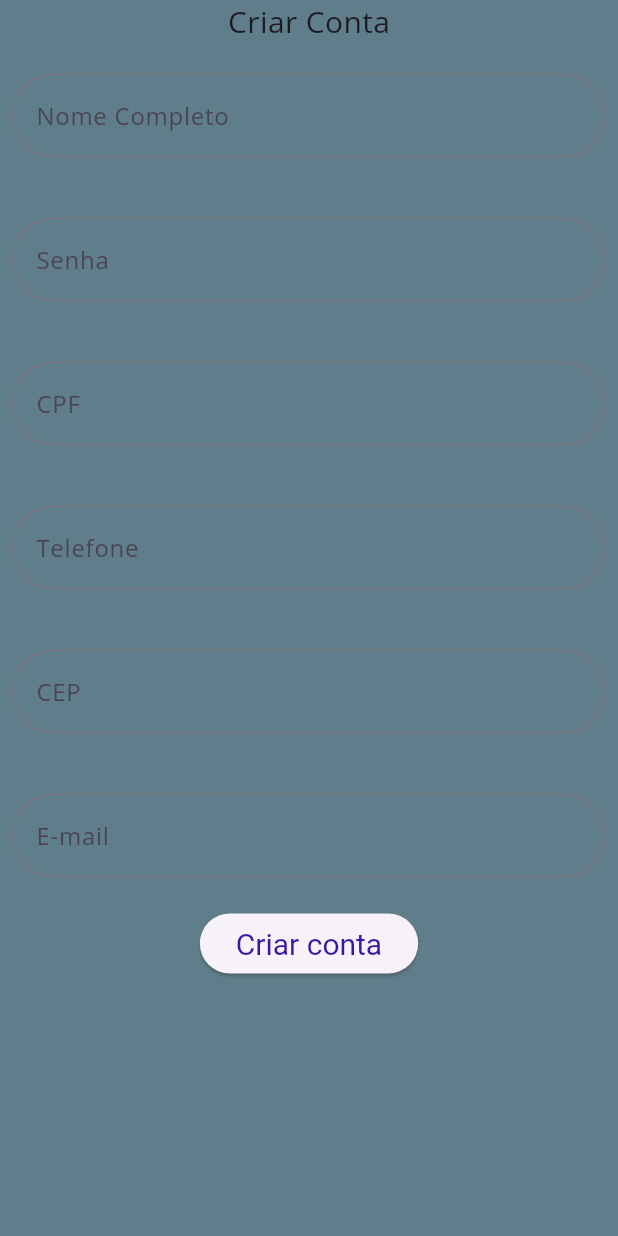
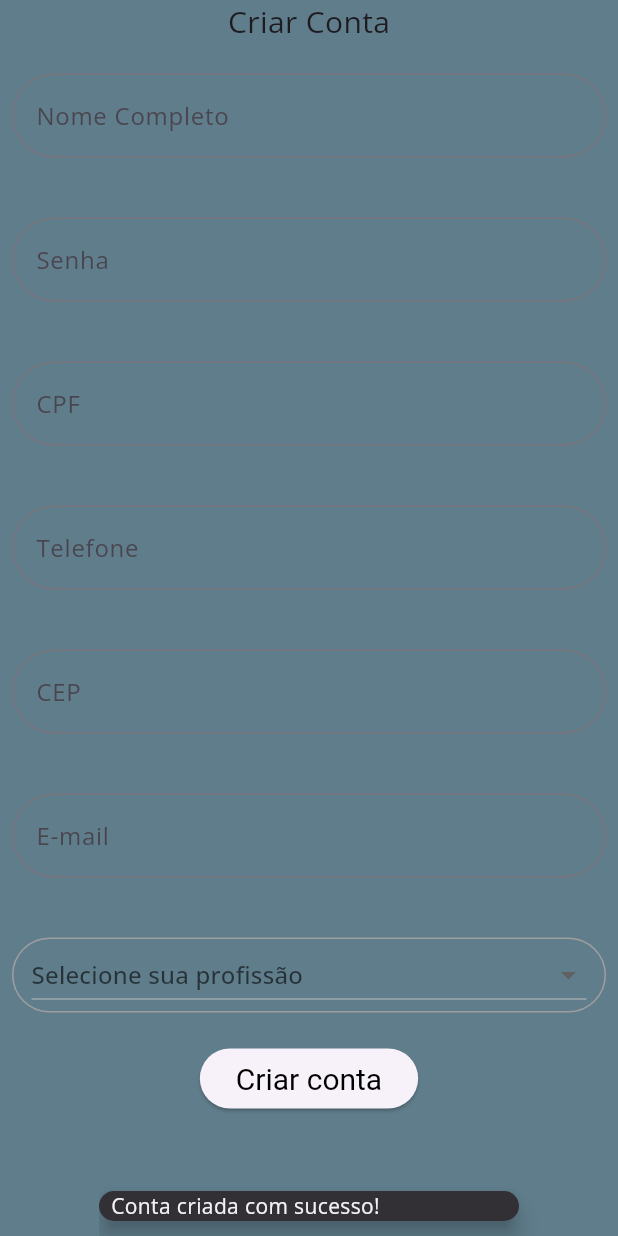
Before and after one commit to FabioPompolo/meindica, a Flutter app: the CreateAccount screen opened directly, after a tap on "Criar conta", on a phone screen of 412 x 824 dp. Run offline on Flutter 3.47's test engine with Material 3 defaults, Android fonts, the phone set to English and light mode, and no system bars; our stand-ins replace google_fonts; network calls fail.

Commit message:
adição "selecione profissão" na tela de criação de conta

```diff
--- a/lib/criar_conta.dart
+++ b/lib/criar_conta.dart
@@ -1,7 +1,22 @@
 import 'package:flutter/material.dart';
 
-class AccountTexts extends StatelessWidget {
+const List<String> list = <String>[
+  'Pintor',
+  'Eletricista',
+  'Jardineiro',
+  'Cliente',
+];
+
+class AccountTexts extends StatefulWidget {
   const AccountTexts({super.key});
+
+  @override
+  // ignore: library_private_types_in_public_api
+  _AccountTextsState createState() => _AccountTextsState();
+}
+
+class _AccountTextsState extends State<AccountTexts> {
+  String? selectedValue;
 
   @override
   Widget build(BuildContext context) {
@@ -80,14 +95,55 @@ class AccountTexts extends StatelessWidget {
                     hintText: 'E-mail'),
               ),
             ),
+            Padding(
+              padding: const EdgeInsets.symmetric(horizontal: 8, vertical: 20),
+              child: Container(
+                padding: const EdgeInsets.symmetric(horizontal: 12.0),
+                decoration: BoxDecoration(
+                  border: Border.all(color: Colors.grey),
+                  borderRadius: BorderRadius.circular(50.0),
+                ),
+                child: DropdownButton<String>(
+                  isExpanded: true,
+                  hint: const Text('Selecione sua profissão'),
+                  value: selectedValue,
+                  onChanged: (String? newValue) {
+                    setState(() {
+                      selectedValue = newValue;
+                    });
+                  },
+                  items: list.map<DropdownMenuItem<String>>((String value) {
+                    return DropdownMenuItem<String>(
+                      value: value,
+                      child: Text(value),
+                    );
+                  }).toList(),
+                ),
+              ),
+            ),
             ElevatedButton(
               style: TextButton.styleFrom(
-                foregroundColor: const Color.fromARGB(255, 59, 22, 161),
+                foregroundColor: Colors.black,
                 textStyle: const TextStyle(
                   fontSize: 30,
                 ),
               ),
-              onPressed: () {},
+              onPressed: () {
+                ScaffoldMessenger.of(context).showSnackBar(
+                  SnackBar(
+                    content: const Text('Conta criada com sucesso!'),
+                    duration: const Duration(milliseconds: 1500),
+                    width: 280.0, // Width of the SnackBar.
+                    padding: const EdgeInsets.symmetric(
+                      horizontal: 8.0, // Inner padding for SnackBar content.
+                    ),
+                    behavior: SnackBarBehavior.floating,
+                    shape: RoundedRectangleBorder(
+                      borderRadius: BorderRadius.circular(10.0),
+                    ),
+                  ),
+                );
+              },
               child: const Text(
                 'Criar conta',
                 style: TextStyle(fontSize: 20),
--- a/lib/list_screen.dart
+++ b/lib/list_screen.dart
@@ -62,7 +62,7 @@ class ListScreen extends StatelessWidget {
               onLongPress: () {
                 Navigator.push(
                   context,
-                  MaterialPageRoute(builder: (context) => ChatScreen()),
+                  MaterialPageRoute(builder: (context) => const ChatScreen()),
                 );
               },
               leading:
```
Also changed, not shown: pubspec.lock.
